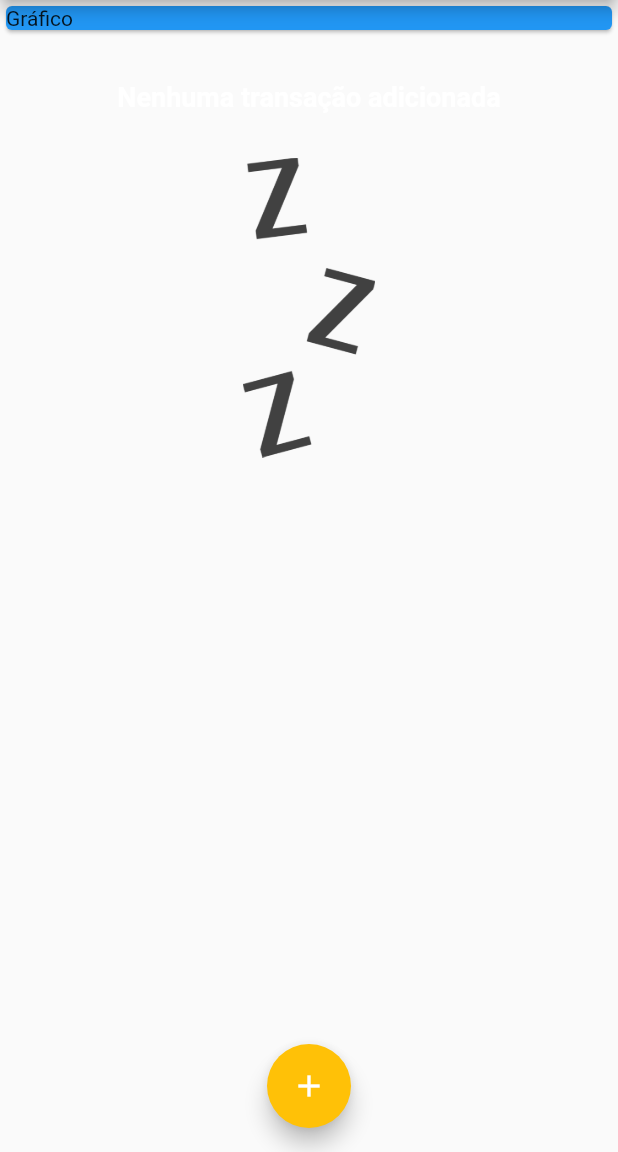
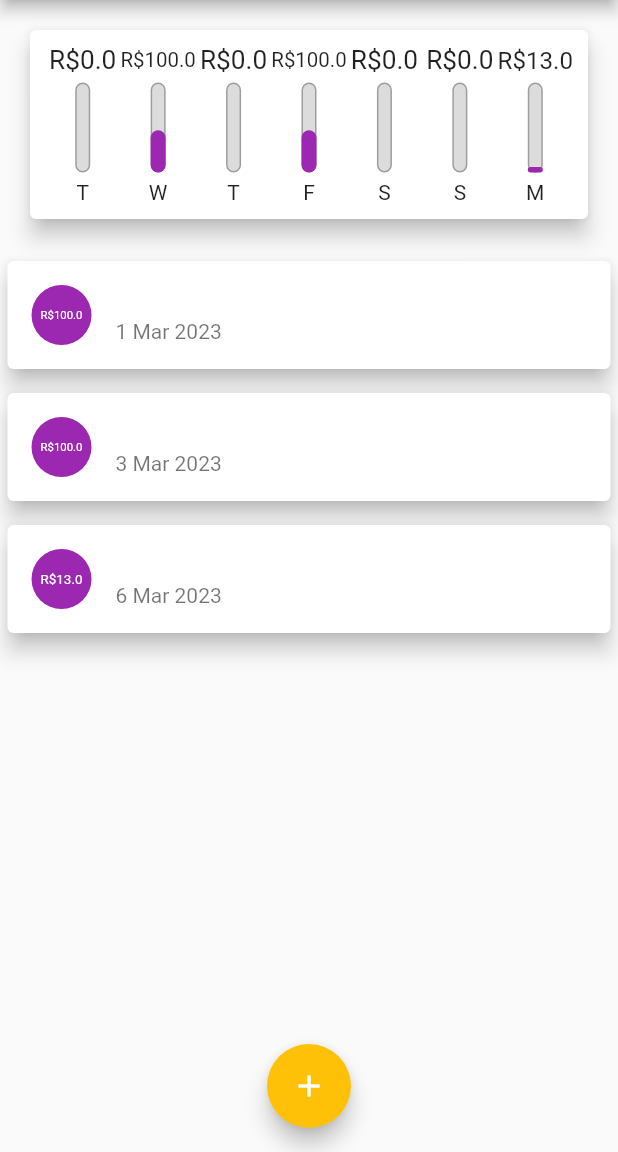
Before and after one commit to alex-custodio/DespesasPessoais, a Flutter app: the screen it shows after launch, on a phone screen of 412 x 824 dp, the part 84-1236 px from its top. Run offline on Flutter 3.47's test engine with Material 2 defaults, Android fonts, the phone set to English and light mode, and no system bars.

Commit message:
novas atualizações no repo

```diff
--- /dev/null
+++ b/lib/components/chart.dart
@@ -0,0 +1,62 @@
+import 'package:expenses/components/chart_bar.dart';
+import 'package:flutter/material.dart';
+import 'package:intl/intl.dart';
+import '../models/transaction.dart';
+
+class Chart extends StatelessWidget {
+  List<Transaction>? recentTransaction;
+
+  List<Map<String, Object>> get groupedDays {
+    return List.generate(7, (index) {
+      final weekDay = DateTime.now().subtract(Duration(days: index));
+      double totalSum = 0.0;
+      for (var i = 0; i < recentTransaction!.length; i++) {
+        bool sameDay = recentTransaction![i].date!.day == weekDay.day;
+        bool sameMonth = recentTransaction![i].date!.month == weekDay.month;
+        bool sameYear = recentTransaction![i].date!.year == weekDay.year;
+        if (sameDay && sameMonth && sameYear) {
+          totalSum += recentTransaction![i].value!;
+        }
+      }
+      print(DateFormat.E().format(weekDay)[0]);
+      print(totalSum);
+      return {
+        "day": DateFormat.E().format(weekDay)[0],
+        "value": totalSum,
+      };
+    }).reversed.toList();
+  }
+
+  Chart({this.recentTransaction});
+  double get weekTotalValue {
+    return groupedDays.fold(0.0, (sum, tr) {
+      return sum + (tr['value'] as double);
+    });
+  }
+
+  @override
+  Widget build(BuildContext context) {
+    groupedDays;
+    return Card(
+      elevation: 6,
+      margin: EdgeInsets.all(20),
+      child: Padding(
+        padding: const EdgeInsets.all(10),
+        child: Row(
+          mainAxisAlignment: MainAxisAlignment.spaceAround,
+          children: [
+          ...groupedDays.map((e) {
+            return Flexible(
+                fit: FlexFit.tight,
+                child: ChartBar(
+                  day: e['day'].toString(),
+                  value: e['value'].toString(),
+                  percentage: (e['value']! as double) / weekTotalValue,
+                ),
+            );
+          }).toList()
+        ]),
+      ),
+    );
+  }
+}
--- /dev/null
+++ b/lib/components/chart_bar.dart
@@ -0,0 +1,48 @@
+import 'package:flutter/material.dart';
+
+class ChartBar extends StatelessWidget {
+  String? day;
+  String? value;
+  double? percentage;
+
+  ChartBar({this.day, this.value, this.percentage});
+
+  @override
+  Widget build(BuildContext context) {
+    return Column(
+      children: [
+        Container(height: 20, child: FittedBox(child: Text("R\$${value}"))),
+        SizedBox(height: 5),
+        Container(
+          height: 60,
+          width: 10,
+          child: Stack(
+            alignment: Alignment.bottomCenter,children: [
+            Container(
+              decoration: BoxDecoration(
+                border: Border.all(
+                  width: 1.0,
+                  color: Colors.grey,
+                ),
+                color: Color.fromRGBO(220, 220, 220, 1),
+                borderRadius: BorderRadius.circular(5)
+              ),
+            ),
+            FractionallySizedBox(
+              heightFactor: percentage,
+              child: Container(
+                decoration: BoxDecoration(
+                  color: Theme.of(context).colorScheme.primary,
+                  borderRadius: BorderRadius.circular(5)
+                ),
+              ),
+
+            )
+          ],),
+        ),
+        SizedBox(height: 5),
+        Text("${day}")
+      ],
+    );
+  }
+}
--- a/lib/components/transaction_list.dart
+++ b/lib/components/transaction_list.dart
@@ -11,7 +11,9 @@ class TransactionList extends StatelessWidget {
       height: 300,
       child: transactions!.isEmpty
           ? Column(children: [
-              SizedBox(height: 30,),
+              SizedBox(
+                height: 30,
+              ),
               Text("Nenhuma transação adicionada",
                   style: Theme.of(context).textTheme.headline6),
               SizedBox(height: 30),
@@ -26,42 +28,17 @@ class TransactionList extends StatelessWidget {
           : ListView.builder(
               itemCount: transactions!.length,
               itemBuilder: ((context, index) {
+                var tr = transactions![index];
                 return Card(
-                  child: Row(
-                    children: [
-                      Container(
-                        margin: const EdgeInsets.symmetric(
-                          horizontal: 15,
-                          vertical: 10,
-                        ),
-                        decoration: BoxDecoration(
-                            border: Border.all(
-                                color: Theme.of(context).colorScheme.primary,
-                                width: 2)),
-                        child: Text(
-                          "R\$ " + transactions![index].value!.toString(),
-                          style: TextStyle(
-                              fontWeight: FontWeight.bold,
-                              fontSize: 20,
-                              color: Theme.of(context).colorScheme.primary),
-                        ),
-                        padding: EdgeInsets.all(10),
-                      ),
-                      Column(
-                        crossAxisAlignment: CrossAxisAlignment.start,
-                        children: [
-                          Text(
-                            transactions![index].title!,
-                            style: Theme.of(context).textTheme.headline6,
-                          ),
-                          Text(
-                            DateFormat("d MMM y")
-                                .format(transactions![index].date!),
-                            style: TextStyle(color: Colors.grey),
-                          )
-                        ],
-                      ),
-                    ],
+                  elevation: 6,
+                  margin: EdgeInsets.symmetric(vertical: 8, horizontal: 5),
+                  child: ListTile(
+                    leading: CircleAvatar(
+                      child: Padding(padding: EdgeInsets.all(6), child: FittedBox(child: Text("R\$${tr.value}", style: TextStyle(color: Colors.white)))),
+                      backgroundColor: Colors.purple,
+                    ),
+                    title: Text("${tr.title}", style: Theme.of(context).textTheme.headline6,),
+                    subtitle: Text(DateFormat("d MMM y").format(tr.date!)),
                   ),
                 );
               }),
--- a/lib/main.dart
+++ b/lib/main.dart
@@ -4,6 +4,8 @@ import 'package:expenses/models/transaction.dart';
 import 'package:flutter/material.dart';
 import 'package:intl/intl.dart';
 import 'dart:math';
+
+import 'components/chart.dart';
 
 main() => runApp(ExpensesApp());
 
@@ -41,7 +43,28 @@ class MyHomePage extends StatefulWidget {
 }
 
 class _MyHomePageState extends State<MyHomePage> {
-  List<Transaction> _transactions = [];
+  List<Transaction> _transactions = [
+    Transaction(
+        id: "1",
+        title: "Whey Protein",
+        value: 100,
+        date: DateTime.now().subtract(Duration(days: 5))),
+    Transaction(
+        id: "3",
+        title: "Whey Protein",
+        value: 100,
+        date: DateTime.now().subtract(Duration(days: 3))),
+    Transaction(
+        id: "5",
+        title: "Creatina fake",
+        value: 13,
+        date: DateTime.now())
+  ];
+  List<Transaction> get _recentTransaction {
+    return _transactions.where((element) {
+      return element.date!.isAfter(DateTime.now().subtract(Duration(days: 7)));
+    }).toList();
+  }
 
   void addTransacao(String title, String value) {
     setState(() {
@@ -78,13 +101,7 @@ class _MyHomePageState extends State<MyHomePage> {
         child: Column(
           crossAxisAlignment: CrossAxisAlignment.stretch,
           children: [
-                  Container(
-                    width: double.infinity,
-                    child: Card(
-                      color: Colors.blue,
-                      child: Text("Gráfico"),
-                    ),
-                  ),
+            Chart(recentTransaction: _recentTransaction),
             Column(
               children: [
                 TransactionList(
```
Lines whose indentation alone changed are shown as unchanged.
